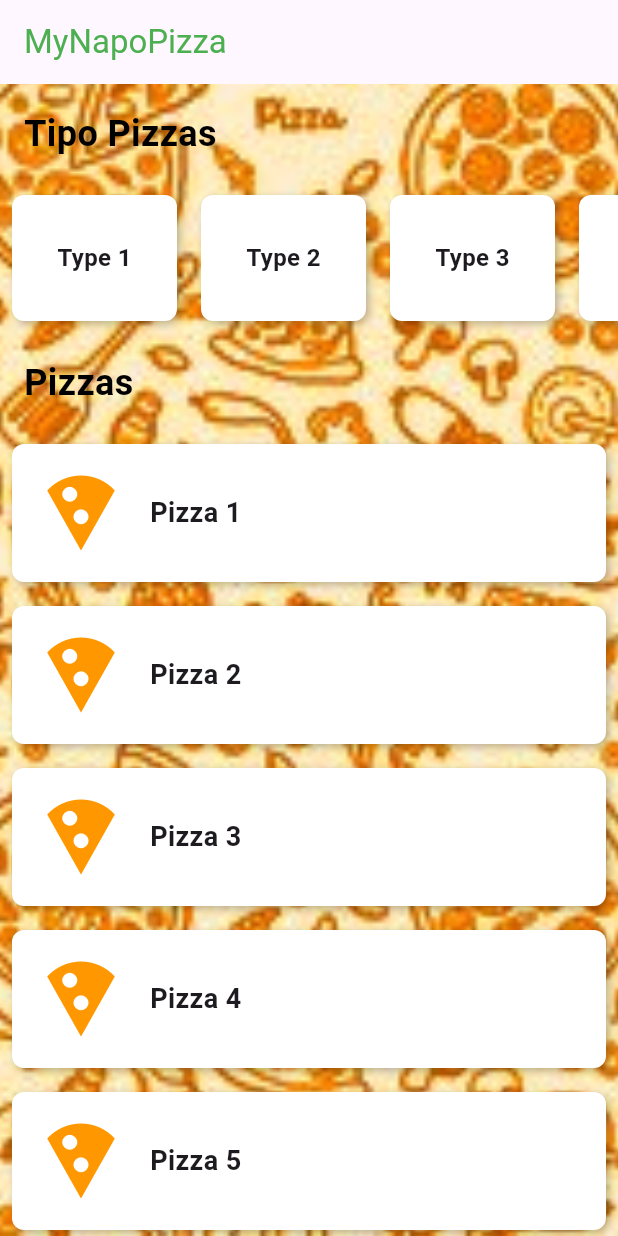
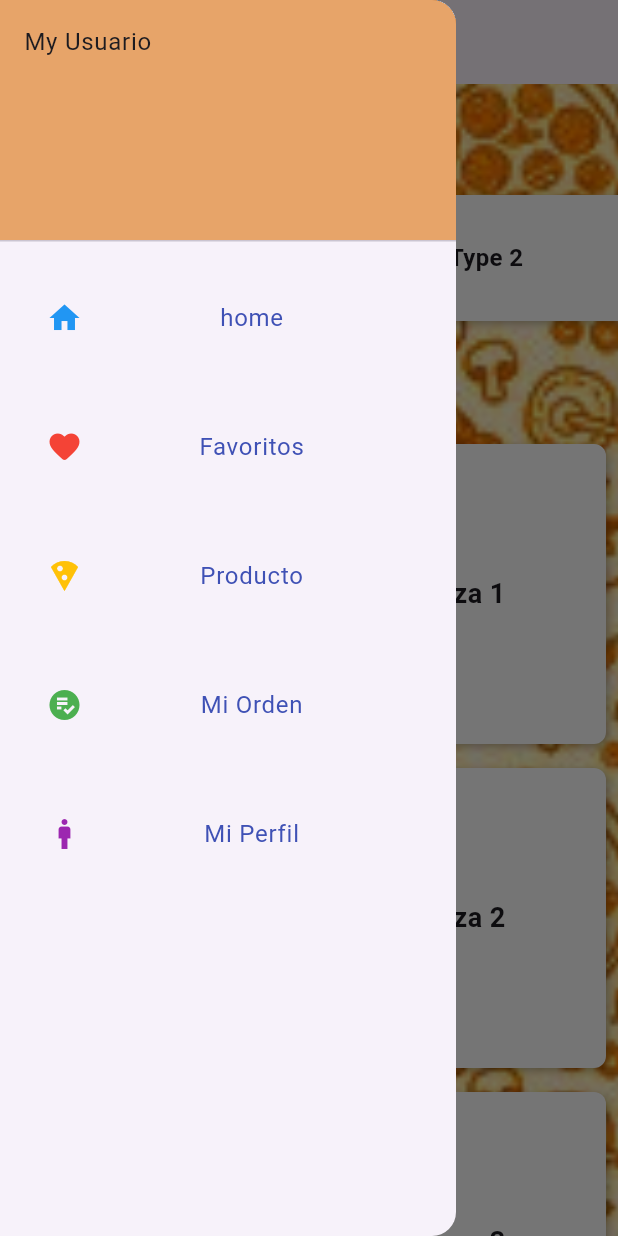
Before and after one commit to HaroldArguelloNic/mynapopizza, a Flutter app: the HomePage screen opened directly, with the side drawer open (before the commit the screen has no drawer), on a phone screen of 412 x 824 dp. Run offline on Flutter 3.47's test engine with Material 3 defaults, Android fonts, the phone set to English and light mode, and no system bars; our stand-ins replace google_fonts; missing offline and left inert: mysql_client.

Commit message:
nuevos assets, widget _imagen Pizza

```diff
--- a/lib/page/home_page.dart
+++ b/lib/page/home_page.dart
@@ -1,4 +1,5 @@
 import 'package:flutter/material.dart';
+import 'package:flutter/widgets.dart';
 
 class HomePage extends StatefulWidget {
   const HomePage({super.key});
@@ -17,6 +18,77 @@ class _HomePageState extends State<HomePage> {
         ),
       ),
       child: Scaffold(
+        drawer: Drawer(
+          child:ListView(
+            padding: EdgeInsets.zero,
+            children:  [
+              const DrawerHeader(
+                decoration: BoxDecoration(
+                  color: Color.fromRGBO(224, 132, 46, 0.71),
+                ),
+                child: Text('My Usuario')
+                ),
+
+                Padding(
+                  padding: const EdgeInsets.all(15.0),
+
+                  child: ListTile(
+
+                    leading: const Icon(Icons.home, color: Colors.blue,),
+                    title: const Text('home', style: TextStyle(color: Colors.indigo),textAlign: TextAlign.center,),
+                    onTap: () => Navigator.pop(context),
+
+
+                  ),
+                ),
+                Padding(
+                  padding: const EdgeInsets.all(15.0),
+                  child: ListTile(
+
+                    leading: const Icon(Icons.favorite_rounded, color: Colors.red,),
+                    title: const Text('Favoritos', style: TextStyle(color: Colors.indigo),textAlign: TextAlign.center,),
+                    onTap: () => Navigator.pop(context),
+
+                  ),
+                ),
+                Padding(
+                  padding: const EdgeInsets.all(15.0),
+                  child: ListTile(
+
+                    leading: const Icon(Icons.local_pizza,  color: Colors.amber,),
+                    title: const Text('Producto', style: TextStyle(color: Colors.indigo),textAlign: TextAlign.center,),
+                    onTap: () => Navigator.pop(context),
+
+                  ),
+                ),
+                Padding(
+                  padding: const EdgeInsets.all(15.0),
+                  child: ListTile(
+
+                    leading: const Icon(Icons.playlist_add_check_circle, color: Colors.green,),
+                    title: const Text('Mi Orden', style: TextStyle(color: Colors.indigo),textAlign: TextAlign.center,),
+                    onTap: () => Navigator.pop(context),
+
+                  ),
+                ),
+                Padding(
+                  padding: const EdgeInsets.all(15.0),
+                  child: ListTile(
+
+                    leading: const Icon(Icons.man, color: Colors.purple,),
+                    title: const Text('Mi Perfil', style: TextStyle(color: Colors.indigo),textAlign: TextAlign.center,),
+                    onTap: () => Navigator.pop(context),
+
+                  ),
+                ),
+
+
+
+          ],
+
+          ) ,
+
+          ),
         backgroundColor: Colors.transparent,
         appBar: AppBar(
           title: const Text(
@@ -40,7 +112,7 @@ class _HomePageState extends State<HomePage> {
                 ),
               ),
               // agregar una fila horizontal para los tipos
-              Container(
+              SizedBox(
                 height: 100, // Altura fija para la fila de tipos
                 child: ListView(
                   scrollDirection: Axis.horizontal,
@@ -67,12 +139,12 @@ class _HomePageState extends State<HomePage> {
               //  agregar una columna vertical para las pizzas
               Column(
                 children: [
-                  _buildPizzaCard('Pizza 1'),
-                  _buildPizzaCard('Pizza 2'),
-                  _buildPizzaCard('Pizza 3'),
-                  _buildPizzaCard('Pizza 4'),
-                  _buildPizzaCard('Pizza 5'),
-                  _buildPizzaCard('Pizza 5'),
+                  _buildPizzaCard('Pizza 1','pizzaJamon.jpg'),
+                  _buildPizzaCard('Pizza 2', 'pizzaHawaina.jpg'),
+                  _buildPizzaCard('Pizza 3', 'pizzaJamon.jpg'),
+                  _buildPizzaCard('Pizza 4', 'pizzaPeperoni.jpg'),
+                  _buildPizzaCard('Pizza 5','pizzaJamon.jpg' ) ,
+                  _buildPizzaCard('Pizza 6', 'pizzaPeperoni.jpg'),
                 ],
               ),
             ],
@@ -84,7 +156,8 @@ class _HomePageState extends State<HomePage> {
 //card para los tipos de pizza
   Widget _buildTypeCard(String type) {
     return Container(
-      width: 110, // Ancho fijo para cada tarjeta de tipo
+      width: 200, // Ancho fijo para cada tarjeta de tipo
+      height: 100, //ALto
       margin: const EdgeInsets.all(8.0),
       decoration: BoxDecoration(
         color: Colors.white,
@@ -107,10 +180,13 @@ class _HomePageState extends State<HomePage> {
   }
 
 //card para las  pizzas
-  Widget _buildPizzaCard(String pizza) {
+  Widget _buildPizzaCard(String pizza, String pizzaimage) {
     return Container(
+      alignment: Alignment.center,
+      height: 200,
+      width: 800,
       margin: const EdgeInsets.all(8.0),
-      padding: const EdgeInsets.all(16.0),
+      padding: const EdgeInsets.all(8.0),
       decoration: BoxDecoration(
         color: Colors.white,
         borderRadius: BorderRadius.circular(8.0),
@@ -123,9 +199,13 @@ class _HomePageState extends State<HomePage> {
         ],
       ),
       child: Row(
+
         children: [
+
           const Icon(Icons.local_pizza, size: 60, color: Colors.orange),
-          const SizedBox(width: 16.0),
+          //const SizedBox(width: 55.0, height: 180,),
+          _imagenPizza(pizzaimage),
+
           Text(
             pizza,
             style: const TextStyle(fontSize: 18, fontWeight: FontWeight.bold),
@@ -134,4 +214,19 @@ class _HomePageState extends State<HomePage> {
       ),
     );
   }
+
+
+Widget _imagenPizza(String pizzaimage){
+  return SizedBox(
+    height: 200,
+    width: 200,
+    child: Image(
+      fit: BoxFit.scaleDown,
+      image: AssetImage('assets/$pizzaimage'),
+      width: 200,
+      height: 200,
+    ),
+  );
+
 }
+}
--- a/lib/page/login_page.dart
+++ b/lib/page/login_page.dart
@@ -1,5 +1,4 @@
 import 'package:flutter/material.dart';
-
 import 'package:mynapopizza/page/registration_page.dart';
 
 class LoginPage extends StatelessWidget {
@@ -71,7 +70,9 @@ class LoginPage extends StatelessWidget {
                 ),
                 // Botón de inicio de sesión
                 ElevatedButton.icon(
-                  onPressed: null,
+                  onPressed: () {
+
+                  },
                   icon: const Icon(Icons.door_front_door_rounded),
                   label: const Text(
                     'Login',
@@ -90,7 +91,7 @@ class LoginPage extends StatelessWidget {
                           builder: (context) => const RegistrationPage()),
                     ),
                     child: const Text(
-                      'Registrar usuario',
+                      '¿Desea Registrarse?',
                       style: TextStyle(
                         color: Colors.black,
                         fontWeight: FontWeight.bold,
--- a/lib/page/sidebar.dart
+++ b/lib/page/sidebar.dart
@@ -1,4 +1,3 @@
-import 'dart:async';
 
 import 'package:flutter/material.dart';
 import 'package:mynapopizza/page/myaccountpage.dart';
--- a/lib/page/sidebar_layout.dart
+++ b/lib/page/sidebar_layout.dart
@@ -1,6 +1,5 @@
 import 'package:flutter/material.dart';
 import 'package:mynapopizza/page/home_page.dart';
-import 'package:mynapopizza/page/sidebar.dart';
 
 class SideBarLayout extends StatefulWidget {
   const SideBarLayout({super.key});
--- a/lib/page/splash_screen.dart
+++ b/lib/page/splash_screen.dart
@@ -1,7 +1,6 @@
 import 'dart:async';
 import 'package:flutter/material.dart';
 import 'package:google_fonts/google_fonts.dart';
-import 'package:mynapopizza/page/home_page.dart';
 import 'package:mynapopizza/page/login_page.dart';
 
 class SplashScreen extends StatelessWidget {
@@ -14,7 +13,7 @@ class SplashScreen extends StatelessWidget {
       const Duration(seconds: 2),
       () => Navigator.pushReplacement(
         context,
-        MaterialPageRoute(builder: (context) =>  HomePage()),
+        MaterialPageRoute(builder: (context) =>  const LoginPage()),
       ),
     );
 
```
Also changed, not shown: assets/pizzaHawaina.jpg (added), assets/pizzaJamon.jpeg (added), assets/pizzaJamon.jpg (added), assets/pizzaPeperoni.jpeg (added), assets/pizzaPeperoni.jpg (added).
